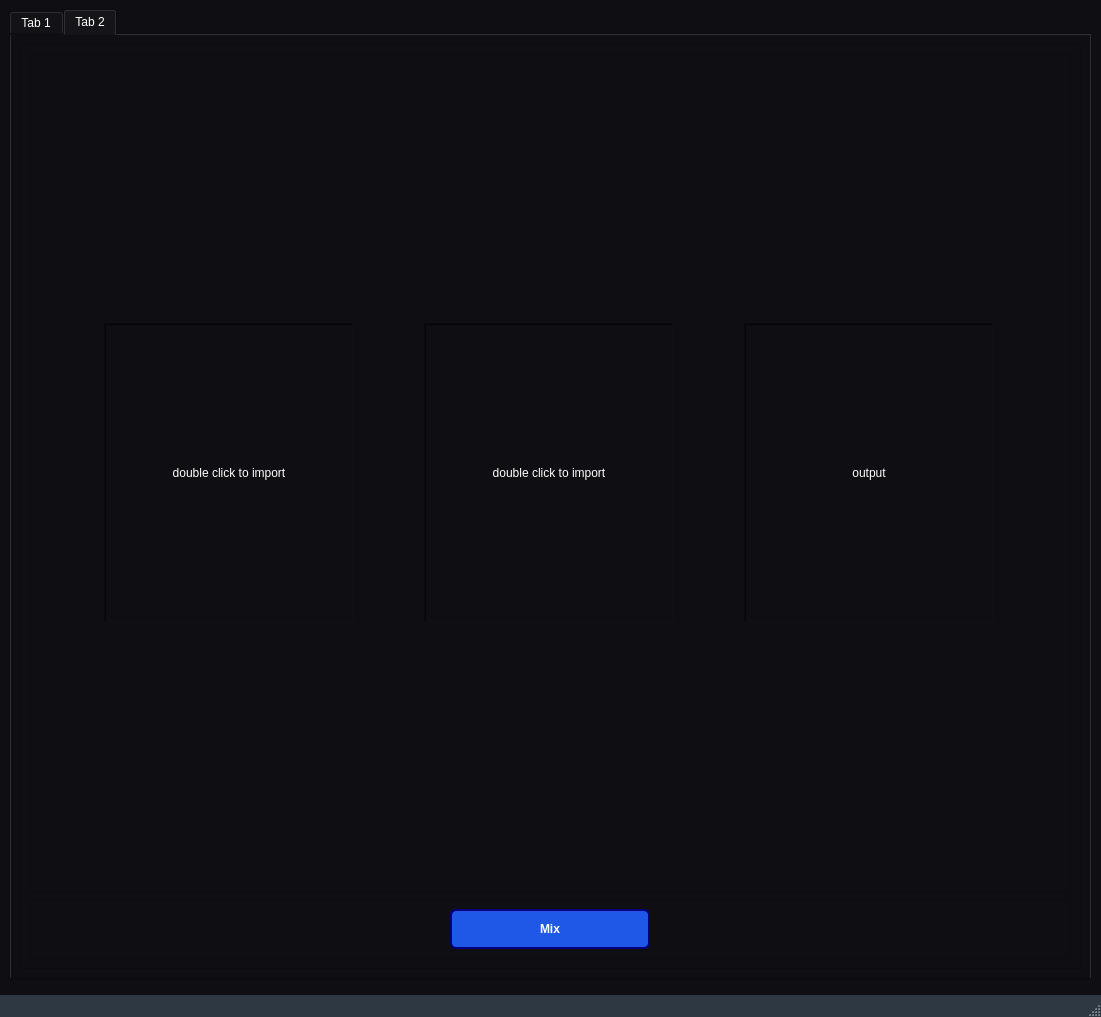
Above: ui_2.ui from Eagle-E-Y-E/Cleanser before the change. Below: the same form after it.
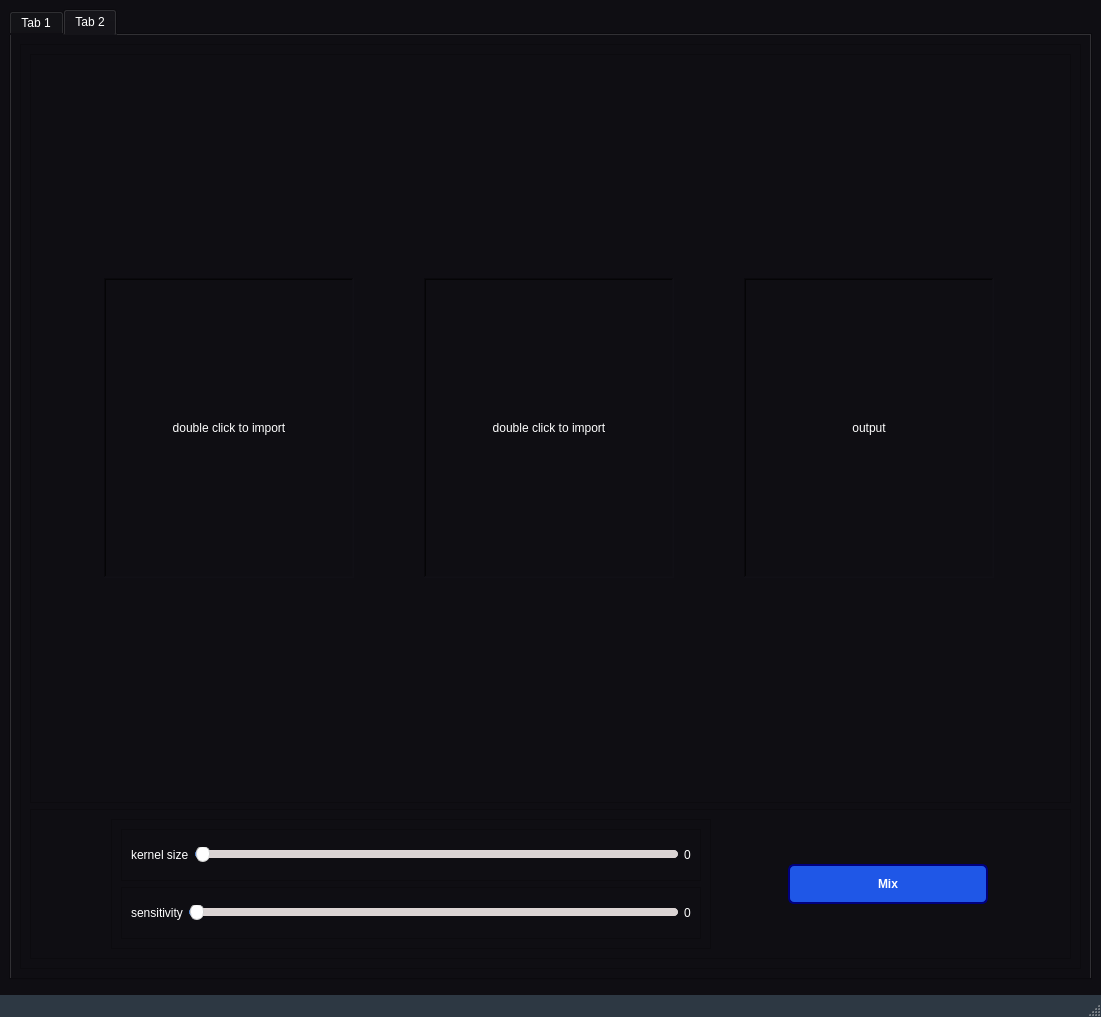
That is the form after the change. The open tabs and pages were chosen to show the change. Icons and pictures are not drawn.

```diff
--- a/ui_2.ui
+++ b/ui_2.ui
@@ -1714,7 +1714,7 @@
              <property name="maximumSize">
               <size>
                <width>16777215</width>
-               <height>60</height>
+               <height>150</height>
               </size>
              </property>
              <property name="frameShape">
@@ -1723,7 +1723,91 @@
              <property name="frameShadow">
               <enum>QFrame::Raised</enum>
              </property>
-             <layout class="QHBoxLayout" name="horizontalLayout_9">
+             <layout class="QHBoxLayout" name="horizontalLayout_17">
+              <item>
+               <widget class="QFrame" name="frame_19">
+                <property name="maximumSize">
+                 <size>
+                  <width>600</width>
+                  <height>200</height>
+                 </size>
+                </property>
+                <property name="frameShape">
+                 <enum>QFrame::StyledPanel</enum>
+                </property>
+                <property name="frameShadow">
+                 <enum>QFrame::Raised</enum>
+                </property>
+                <layout class="QVBoxLayout" name="verticalLayout_15">
+                 <item>
+                  <widget class="QFrame" name="frame_20">
+                   <property name="frameShape">
+                    <enum>QFrame::StyledPanel</enum>
+                   </property>
+                   <property name="frameShadow">
+                    <enum>QFrame::Raised</enum>
+                   </property>
+                   <layout class="QHBoxLayout" name="horizontalLayout_15">
+                    <item>
+                     <widget class="QLabel" name="label_10">
+                      <property name="text">
+                       <string>kernel size</string>
+                      </property>
+                     </widget>
+                    </item>
+                    <item>
+                     <widget class="QSlider" name="mixing_kenel_size_slider">
+                      <property name="orientation">
+                       <enum>Qt::Horizontal</enum>
+                      </property>
+                     </widget>
+                    </item>
+                    <item>
+                     <widget class="QLabel" name="mixing_kenel_size_label">
+                      <property name="text">
+                       <string>0</string>
+                      </property>
+                     </widget>
+                    </item>
+                   </layout>
+                  </widget>
+                 </item>
+                 <item>
+                  <widget class="QFrame" name="frame_21">
+                   <property name="frameShape">
+                    <enum>QFrame::StyledPanel</enum>
+                   </property>
+                   <property name="frameShadow">
+                    <enum>QFrame::Raised</enum>
+                   </property>
+                   <layout class="QHBoxLayout" name="horizontalLayout_16">
+                    <item>
+                     <widget class="QLabel" name="label_14">
+                      <property name="text">
+                       <string>sensitivity</string>
+                      </property>
+                     </widget>
+                    </item>
+                    <item>
+                     <widget class="QSlider" name="mixing_sensitivity_slider">
+                      <property name="orientation">
+                       <enum>Qt::Horizontal</enum>
+                      </property>
+                     </widget>
+                    </item>
+                    <item>
+                     <widget class="QLabel" name="mixing_sensitivity_label">
+                      <property name="text">
+                       <string>0</string>
+                      </property>
+                     </widget>
+                    </item>
+                   </layout>
+                  </widget>
+                 </item>
+                </layout>
+               </widget>
+              </item>
               <item>
                <widget class="QPushButton" name="mix_btn">
                 <property name="minimumSize">
```
Left out of the diff: 4 changed lines with no effect on the pictures.
